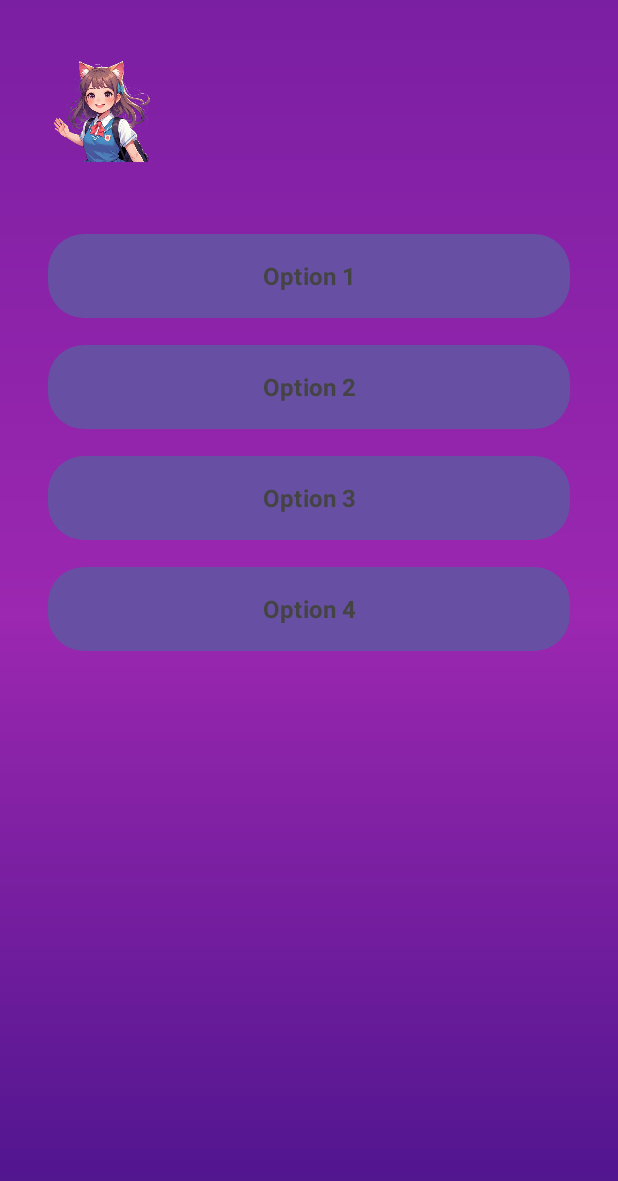
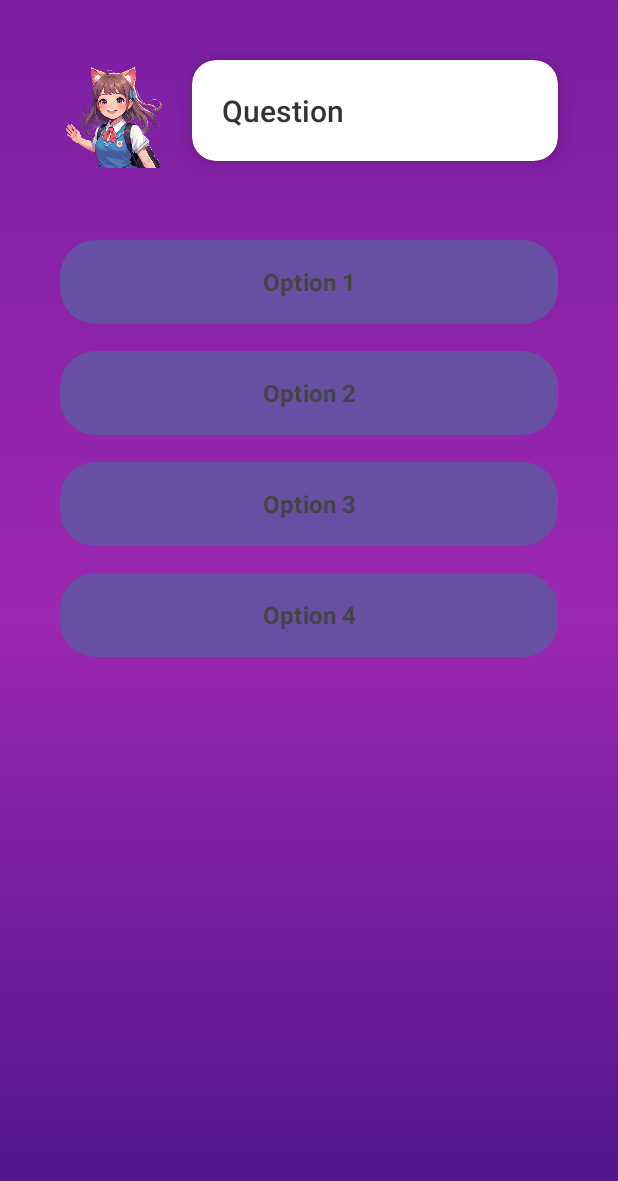
Before and after one commit to Ornella-Gigante/Math-Magic, an Android app: the layout activity_quiz_group.xml on its own in the app's theme, with its tools: preview values and no code run, on a phone screen of 412 x 824 dp. Shown: the top 1181 px of the screen. Run offline under Robolectric (Android 15) with nearby library versions, the phone set to English and light mode, and no system bars.

Commit message:
fix: correct CardView width to display quiz questions properly

```diff
--- a/app/src/main/res/layout/activity_quiz_group.xml
+++ b/app/src/main/res/layout/activity_quiz_group.xml
@@ -4,15 +4,15 @@
     android:layout_width="match_parent"
     android:layout_height="match_parent"
     android:background="@drawable/gradient_purple"
-    android:padding="0dp">
+    android:padding="16dp">
 
     <!-- Avatar preguntando -->
     <ImageView
         android:id="@+id/avatar_image"
         android:layout_width="72dp"
         android:layout_height="72dp"
-        android:layout_marginTop="36dp"
-        android:layout_marginStart="32dp"
+        android:layout_marginTop="24dp"
+        android:layout_marginStart="24dp"
         android:src="@drawable/welcome"
         android:contentDescription="Avatar"
         android:layout_alignParentStart="true"
@@ -21,19 +21,20 @@
     <!-- CardView para sombra real y esquinas redondeadas -->
     <androidx.cardview.widget.CardView
         android:id="@+id/card_question"
-        android:layout_width="0dp"
+        android:layout_width="match_parent"
         android:layout_height="wrap_content"
         android:layout_toEndOf="@id/avatar_image"
         android:layout_alignTop="@id/avatar_image"
         android:layout_marginStart="16dp"
-        android:layout_marginEnd="32dp"
+        android:layout_marginEnd="24dp"
         app:cardElevation="8dp"
         app:cardCornerRadius="16dp"
-        app:cardBackgroundColor="#FFFFFF">
+        app:cardBackgroundColor="#FFFFFF"
+        android:layout_alignParentEnd="true">
 
         <TextView
             android:id="@+id/text_question"
-            android:layout_width="wrap_content"
+            android:layout_width="match_parent"
             android:layout_height="wrap_content"
             android:padding="20dp"
             android:text="Question"
@@ -50,8 +51,8 @@
         android:orientation="vertical"
         android:layout_below="@id/avatar_image"
         android:layout_marginTop="48dp"
-        android:layout_marginStart="32dp"
-        android:layout_marginEnd="32dp">
+        android:layout_marginStart="24dp"
+        android:layout_marginEnd="24dp">
 
         <Button
             android:id="@+id/option1"
```
